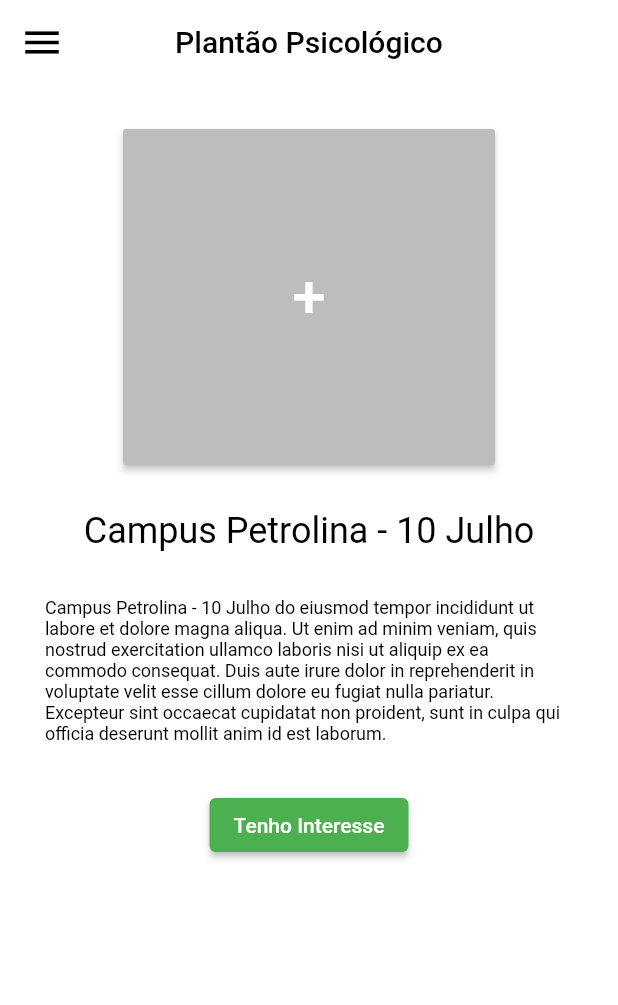
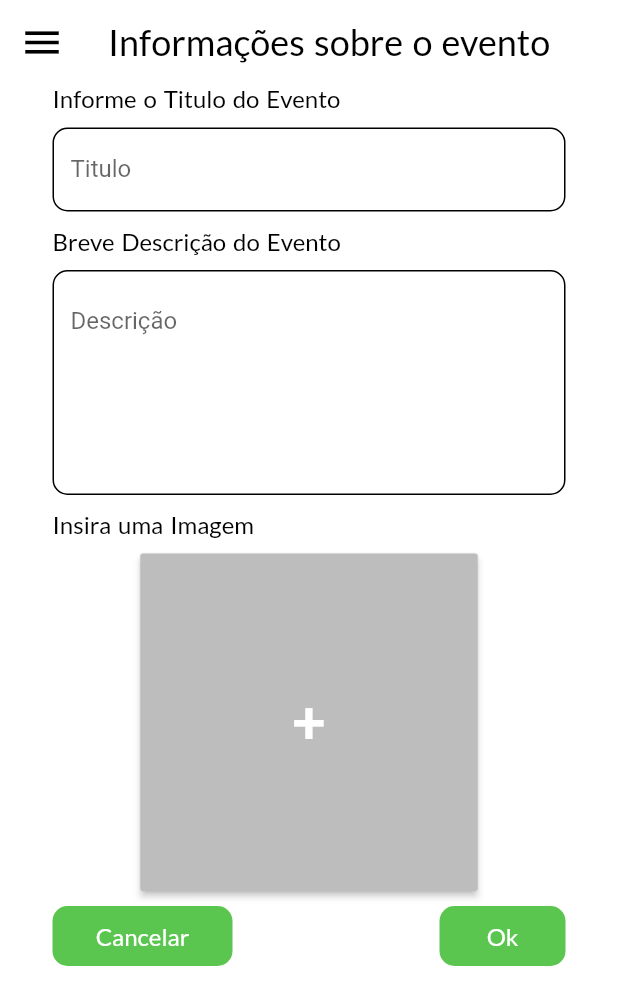
Before and after one commit to jpbrites/Nuceu-App, a Flutter app: the QuemSomos screen opened by its route, in the side drawer, after a tap on "Adicionar evento", on a phone screen of 412 x 824 dp. Shown: the top 1005 px of the screen. Run offline on Flutter 3.47's test engine with Material 2 defaults, Android fonts, the light colour scheme and no system bars; our stand-ins replace cloud_firestore, email_validator, firebase_auth, firebase_core, fluttericon, font_awesome_flutter and 2 more; accounts and stored records are empty; Roboto replaces fonts that are missing (Lato-Light, Lato-Regular, Lato-Thin); statements that could not run were skipped.

Commit message:
agora é possivel adicionar eventos pelo app

```diff
--- a/lib/main.dart
+++ b/lib/main.dart
@@ -1,12 +1,14 @@
 import 'package:firebase_core/firebase_core.dart';
 import 'package:flutter/material.dart';
 import 'package:nuceu/view/screens/create_account_screen.dart';
+import 'package:nuceu/view/screens/create_event.dart';
 import 'package:nuceu/view/screens/detalhesDoEvento.dart';
 import 'package:nuceu/view/screens/home_screen.dart';
 import 'package:nuceu/view/screens/login_screen.dart';
 import 'package:nuceu/view/screens/quem_somos.dart';
 import 'package:nuceu/view/screens/tela_inicial.dart';
 import 'package:nuceu/view/screens/videos_screen.dart';
+import 'package:flutter_localizations/flutter_localizations.dart';
 
 void main() async {
   WidgetsFlutterBinding.ensureInitialized();
@@ -32,14 +34,17 @@ class MyApp extends StatelessWidget {
         sliderTheme:
             SliderThemeData(overlayShape: SliderComponentShape.noOverlay),
       ),
+      localizationsDelegates: const [GlobalMaterialLocalizations.delegate],
+      supportedLocales: const [Locale('en'), Locale('pt')],
       routes: {
-        '/': (context) =>  TelaInicial(),
+        '/': (context) => TelaInicial(),
         '/home-screen': (context) => const HomeScreen(),
         '/login-screen': (context) => const LoginScreen(),
         '/quem-somos': (context) => const QuemSomos(),
         '/videos-screen': (context) => VideosScreen(),
         '/edit-post-screen': (context) => EditPostScreen(),
         '/create-account-screen': (context) => CreateAccount(),
+        '/create-event': (context) => CreateEvent(),
         //'/' : (context) => EditPostScreen(),
         //'/home-screen': (context) => const HomeScreen(),
       },
--- /dev/null
+++ b/lib/models/event_model.dart
@@ -0,0 +1,27 @@
+class EventModel {
+  String id;
+  String titulo;
+  String textoInformativo;
+  DateTime data;
+
+  EventModel({
+    this.id = '',
+    required this.titulo,
+    required this.textoInformativo,
+    required this.data,
+  });
+
+  Map<String, dynamic> toJson() => {
+        'id': id,
+        'titulo': titulo,
+        'textoInformativo': textoInformativo,
+        'data': data,
+      };
+
+  static EventModel parse(Map<String, dynamic> post) => EventModel(
+        id: post['id'],
+        titulo: post['titulo'],
+        textoInformativo: post['textoInformativo'],
+        data: post['data'].toDate(),
+      );
+}
--- a/lib/view/screens/create_account_screen.dart
+++ b/lib/view/screens/create_account_screen.dart
@@ -21,7 +21,7 @@ class _CreateAccountState extends State<CreateAccount> {
   @override
   Widget build(BuildContext context) {
     return Scaffold(
-      resizeToAvoidBottomInset: false,
+      //resizeToAvoidBottomInset: false,
       drawer: const NavigationDrawer(),
       backgroundColor: Colors.white,
       appBar: AppBar(
@@ -31,9 +31,11 @@ class _CreateAccountState extends State<CreateAccount> {
         backgroundColor: Colors.white,
         title: Text(
           'Cadastrar',
-              style: Themes.latoRegular(24),),
+          style: Themes.latoRegular(24),
         ),
-        body: Padding(
+      ),
+      body: SingleChildScrollView(
+        child: Padding(
           padding: const EdgeInsets.all(16.0),
           child: Column(
             crossAxisAlignment: CrossAxisAlignment.start,
@@ -44,7 +46,10 @@ class _CreateAccountState extends State<CreateAccount> {
               Row(
                 mainAxisAlignment: MainAxisAlignment.center,
                 children: [
-                Image.asset('imagens/register.png', height: 300,),
+                  Image.asset(
+                    'imagens/register.png',
+                    height: 300,
+                  ),
                 ],
               ),
               LoginTextField(
@@ -59,7 +64,10 @@ class _CreateAccountState extends State<CreateAccount> {
                   }
                 },
                 hintText: 'Email',
-              icon: const Icon(Typicons.at, size: 26,),
+                icon: const Icon(
+                  Typicons.at,
+                  size: 26,
+                ),
               ),
               SizedBox(
                 height: 30,
@@ -73,7 +81,9 @@ class _CreateAccountState extends State<CreateAccount> {
                 textColor: Colors.white,
                 google: false,
               ),
-          ],),
+            ],
+          ),
+        ),
       ),
     );
   }
@@ -88,8 +98,7 @@ class _CreateAccountState extends State<CreateAccount> {
         email: EmailController.text,
         password: '654321',
       );
-      FocusManager.instance.primaryFocus
-          ?.unfocus();
+      FocusManager.instance.primaryFocus?.unfocus();
       ScaffoldMessenger.of(context).showSnackBar(SnackBar(
         content: Text(
           'Conta criada, senha padrão: 654321',
--- /dev/null
+++ b/lib/view/screens/create_event.dart
@@ -0,0 +1,179 @@
+import 'package:cloud_firestore/cloud_firestore.dart';
+import 'package:flutter/material.dart';
+import 'package:nuceu/models/event_model.dart';
+import 'package:nuceu/themes/themes.dart';
+import 'package:nuceu/view/widgets/colored_button.dart';
+
+import '../widgets/navigation_drawer.dart';
+
+class CreateEvent extends StatefulWidget {
+  const CreateEvent({Key? key}) : super(key: key);
+
+  @override
+  State<CreateEvent> createState() => _CreateEventState();
+}
+
+class _CreateEventState extends State<CreateEvent> {
+  final titleController = TextEditingController();
+  final descriptionController = TextEditingController();
+
+  @override
+  Widget build(BuildContext context) {
+    return Scaffold(
+      drawer: const NavigationDrawer(),
+      backgroundColor: Colors.white,
+      appBar: AppBar(
+        iconTheme: const IconThemeData(color: Colors.black, size: 30),
+        backgroundColor: Colors.white,
+        elevation: 0,
+        centerTitle: true,
+        title: Text(
+          'Informações sobre o evento',
+          style: Themes.latoRegular(24),
+        ),
+      ),
+      body: Padding(
+        padding: const EdgeInsets.symmetric(horizontal: 35),
+        child: SingleChildScrollView(
+          child: Column(
+            crossAxisAlignment: CrossAxisAlignment.start,
+            children: <Widget>[
+              Text(
+                'Informe o Titulo do Evento',
+                textAlign: TextAlign.left,
+                style: Themes.latoRegular(16),
+              ),
+              Padding(
+                padding: const EdgeInsets.only(top: 10),
+                child: TextField(
+                  controller: titleController,
+                  decoration: InputDecoration(
+                    border: const OutlineInputBorder(),
+                    labelText: 'Titulo',
+                    enabledBorder: OutlineInputBorder(
+                      borderRadius: BorderRadius.circular(10),
+                    ),
+                    focusedBorder: OutlineInputBorder(
+                      borderRadius: BorderRadius.circular(10),
+                    ),
+                  ),
+                  style: TextStyle(height: 1.0),
+                ),
+              ),
+              const SizedBox(
+                height: 10,
+              ),
+              Text(
+                'Breve Descrição do Evento',
+                textAlign: TextAlign.left,
+                style: Themes.latoRegular(16),
+              ),
+              Padding(
+                padding: const EdgeInsets.only(top: 10),
+                child: SizedBox(
+                  height: 150,
+                  child: TextField(
+                    //obscureText: true,
+                    maxLines: null,
+                    expands: true,
+                    textAlignVertical: TextAlignVertical.top,
+                    decoration: InputDecoration(
+                      alignLabelWithHint: true,
+                      border: const OutlineInputBorder(),
+                      labelText: 'Descrição',
+                      enabledBorder: OutlineInputBorder(
+                        borderRadius: BorderRadius.circular(10),
+                      ),
+                      focusedBorder: OutlineInputBorder(
+                        borderRadius: BorderRadius.circular(10),
+                      ),
+                    ),
+                  ),
+                ),
+              ),
+              const SizedBox(
+                height: 10,
+              ),
+              Text(
+                'Insira uma Imagem',
+                textAlign: TextAlign.left,
+                style: Themes.latoRegular(16),
+              ),
+              Padding(
+                padding: const EdgeInsets.only(top: 10),
+                child: Row(
+                  mainAxisAlignment: MainAxisAlignment.center,
+                  children: [
+                    ButtonTheme(
+                      minWidth: 225.0,
+                      height: 225.0,
+                      child: RaisedButton(
+                        color: Colors.grey[400],
+                        onPressed: () {},
+                        child: const Text(
+                          "+",
+                          style: TextStyle(fontSize: 40.0, color: Colors.white),
+                        ),
+                      ),
+                    ),
+                  ],
+                ),
+              ),
+              const SizedBox(
+                height: 10,
+              ),
+              Row(
+                mainAxisAlignment: MainAxisAlignment.spaceBetween,
+                children: [
+                  ColoredButton(
+                    text: 'Cancelar',
+                    width: 120,
+                    ontap: () {
+                      Navigator.pop(context);
+                    },
+                  ),
+                  ColoredButton(
+                    text: 'Ok',
+                    width: 84,
+                    ontap: () async {
+                      DateTime? data = await showDatePicker(
+                        context: context,
+                        locale: const Locale('pt', 'BR'),
+                        initialDate: DateTime.now(),
+                        firstDate: DateTime.now(),
+                        lastDate: DateTime(2050),
+                      );
+                      if (data != null) {
+                        final event = EventModel(
+                          titulo: titleController.text,
+                          textoInformativo: descriptionController.text,
+                          data: data,
+                        );
+                        createEvent(event: event);
+                      }
+                    },
+                  ),
+                ],
+              ),
+            ],
+          ),
+        ),
+      ),
+    );
+  }
+
+  Future createEvent({required EventModel event}) async {
+    try {
+      await FirebaseFirestore.instance
+          .collection('eventos')
+          .add(event.toJson())
+          .then((value) async {
+        await value.update({'id': value.id});
+      });
+      Navigator.pushNamedAndRemoveUntil(
+          context, '/home-screen', (route) => false);
+    } catch (e) {
+      print(e);
+    }
+  }
+}
--- a/lib/view/screens/home_screen.dart
+++ b/lib/view/screens/home_screen.dart
@@ -145,9 +145,7 @@ class _HomeScreenState extends State<HomeScreen> {
                                   });
                                   Navigator.pop(context);
                                 },
-                                onEdit: () {
-
-                                });
+                                onEdit: () {});
                           } else {
                             //Push pra página do evento
                           }
--- a/lib/view/screens/login_screen.dart
+++ b/lib/view/screens/login_screen.dart
@@ -23,7 +23,7 @@ class _LoginScreenState extends State<LoginScreen> {
   @override
   Widget build(BuildContext context) {
     return Scaffold(
-      resizeToAvoidBottomInset: false,
+      //resizeToAvoidBottomInset: false,
       drawer: const NavigationDrawer(),
       backgroundColor: Colors.white,
       appBar: AppBar(
@@ -31,18 +31,27 @@ class _LoginScreenState extends State<LoginScreen> {
         backgroundColor: Colors.white,
         elevation: 0,
         centerTitle: true,
-        title: Text('Tela de Login', style: Themes.latoRegular(24),),
+        title: Text(
+          'Tela de Login',
+          style: Themes.latoRegular(24),
+        ),
       ),
       body: Padding(
         padding: const EdgeInsets.all(16.0),
+        child: SingleChildScrollView(
           child: Column(
             crossAxisAlignment: CrossAxisAlignment.start,
             children: [
-            SizedBox(height: 20,),
+              const SizedBox(
+                height: 20,
+              ),
               Row(
                 mainAxisAlignment: MainAxisAlignment.center,
                 children: [
-                Image.asset('imagens/login.png', height: 250,),
+                  Image.asset(
+                    'imagens/login.png',
+                    height: 250,
+                  ),
                 ],
               ),
               LoginTextField(
@@ -57,7 +66,10 @@ class _LoginScreenState extends State<LoginScreen> {
                   }
                 },
                 hintText: 'Email',
-              icon: const Icon(Typicons.at, size: 26,),
+                icon: const Icon(
+                  Typicons.at,
+                  size: 26,
+                ),
               ),
               const SizedBox(
                 height: 20,
@@ -70,7 +82,10 @@ class _LoginScreenState extends State<LoginScreen> {
                   return null;
                 },
                 hintText: 'Senha',
-              icon: const Icon(Icons.lock_outline, size: 26,),
+                icon: const Icon(
+                  Icons.lock_outline,
+                  size: 26,
+                ),
               ),
               const SizedBox(
                 height: 28,
@@ -102,7 +117,8 @@ class _LoginScreenState extends State<LoginScreen> {
                       textAlign: TextAlign.center,
                       style: Themes.latoRegular(14).copyWith(
                         shadows: const [
-                        Shadow(color: Color(0xFF348BAA), offset: Offset(0, -4))
+                          Shadow(
+                              color: Color(0xFF348BAA), offset: Offset(0, -4))
                         ],
                         decorationColor: const Color(0xFF348BAA),
                         decoration: TextDecoration.underline,
@@ -116,6 +132,7 @@ class _LoginScreenState extends State<LoginScreen> {
                 height: 30,
               ),
             ],
+          ),
         ),
       ),
     );
--- a/lib/view/screens/quem_somos.dart
+++ b/lib/view/screens/quem_somos.dart
@@ -20,9 +20,7 @@ class _QuemSomosState extends State<QuemSomos> {
       FirebaseAuth.instance.currentUser == null ? false : true;
   @override
   Widget build(BuildContext context) {
-
-    return PageView(
-      children: [
+    return PageView(children: [
       Scaffold(
         drawer: const NavigationDrawer(),
         backgroundColor: Colors.white,
@@ -46,8 +44,6 @@ class _QuemSomosState extends State<QuemSomos> {
           ),
           padding: const EdgeInsets.all(10.0),
           child: ListView(children: [
-          Stack(
-            children: [
             SizedBox(
               width: double.infinity,
               child: Padding(
@@ -60,16 +56,6 @@ class _QuemSomosState extends State<QuemSomos> {
                 ),
               ),
             ),
-              if (isLogged)
-                AddButton(
-                  ontap: () {},
-                  right: 30,
-                  top: 10,
-                )
-            ],
-          ),
-          Stack(
-            children: [
             Padding(
               //falta centralizar
               padding:
@@ -79,14 +65,6 @@ class _QuemSomosState extends State<QuemSomos> {
                 style: Themes.latoLight(20),
                 textAlign: TextAlign.justify,
               ),
-              ),
-              if (isLogged)
-                AddButton(
-                  ontap: () {},
-                  right: 30,
-                  top: 0,
-                )
-            ],
             ),
             Padding(
               padding: EdgeInsets.only(left: 0, right: 0, top: 10, bottom: 0),
@@ -102,8 +80,6 @@ class _QuemSomosState extends State<QuemSomos> {
               child: Row(
                 mainAxisAlignment: MainAxisAlignment.spaceEvenly,
                 children: <Widget>[
-                Stack(
-                  children: [
                   IconBottomCard(
                     colorCard: const Color(0xFF92E3A9),
                     icon: Icons.whatsapp,
@@ -112,16 +88,6 @@ class _QuemSomosState extends State<QuemSomos> {
                           'https://wa.me/5587991592631?text=Falae+pc+lind%C3%A3o');
                     },
                   ),
-                    if (isLogged)
-                      AddButton(
-                        ontap: () {},
-                        right: 0,
-                        top: 10,
-                      ) //Definir a função ----------------
-                  ],
-                ),
-                Stack(
-                  children: [
                   IconBottomCard(
                     colorCard: const Color(0xFFF99C66),
                     icon: Icons.phone,
@@ -129,16 +95,6 @@ class _QuemSomosState extends State<QuemSomos> {
                       launchNuceuPhone();
                     },
                   ),
-                    if (isLogged)
-                      AddButton(
-                        ontap: () {},
-                        right: 0,
-                        top: 10,
-                      ) //Definir a função ----------------
-                  ],
-                ),
-                Stack(
-                  children: [
                   IconBottomCard(
                     colorCard: const Color(0xFF82BCD7),
                     icon: FontAwesomeIcons.instagram,
@@ -146,20 +102,11 @@ class _QuemSomosState extends State<QuemSomos> {
                       launchExternalWebsite(
                           'https://www.instagram.com/nuceu_univasf/');
                     },
-                    ),
-                    if (isLogged)
-                      AddButton(
-                        ontap: () {},
-                        right: 0,
-                        top: 10,
-                      ) //Definir a função ----------------
-                  ],
                   )
                 ],
               ),
             ),
-        ]
-        ),
+          ]),
         ),
         extendBody: true,
         bottomNavigationBar: Padding(
@@ -182,9 +129,7 @@ class _QuemSomosState extends State<QuemSomos> {
                     radius: 7,
                     backgroundColor: Color(0xFFD9D9D9),
                   ),
-          ]
-            )
-          ),
+                ])),
       ),
 
       //A OUTRA PÁGINAAAAAAAAAAAAAAAAAAAAAAAAAAAAAAAA
@@ -210,8 +155,7 @@ class _QuemSomosState extends State<QuemSomos> {
             bottom: 22,
           ),
           padding: const EdgeInsets.all(10.0),
-        child: ListView(
-          children: [
+          child: ListView(children: [
             Column(children: [
               Padding(
                 padding: EdgeInsets.only(left: 7, right: 20, top: 0, bottom: 0),
@@ -219,7 +163,6 @@ class _QuemSomosState extends State<QuemSomos> {
                   'imagens/onde_estamos.png',
                   width: 223.0,
                   height: 221.0,
-
                 ),
               ),
               Padding(
@@ -235,16 +178,15 @@ class _QuemSomosState extends State<QuemSomos> {
                     const EdgeInsets.only(left: 0, right: 0, top: 0, bottom: 0),
                 child: Row(children: <Widget>[
                   Padding(
-              padding: EdgeInsets.only(left: 10, right: 0, top: 10, bottom: 0),
+                    padding:
+                        EdgeInsets.only(left: 10, right: 0, top: 10, bottom: 0),
                     child: Text(
                       "Visite nosso endereço: ",
                       style: Themes.latoRegular(24),
                     ),
                   ),
-
                   GestureDetector(
-                  child:
-                    Padding(
+                    child: Padding(
                       padding: const EdgeInsets.only(
                           left: 30, right: 10, top: 20, bottom: 0),
                       child: Container(
@@ -253,28 +195,23 @@ class _QuemSomosState extends State<QuemSomos> {
                         decoration: BoxDecoration(
                           color: const Color(0xFF92E3A9),
                           borderRadius: BorderRadius.circular(10),
-
                         ),
                         child: Center(
                           child: Icon(
                             FontAwesome5.map_marker_alt,
                             color: Color(0xFF263238),
                             size: 24,
-
                           ),
                         ),
-
                       ),
-
                     ),
                     onTap: () {
-                launchExternalWebsite('https://goo.gl/maps/QgKb8rHiKJUsLi4eA');
+                      launchExternalWebsite(
+                          'https://goo.gl/maps/QgKb8rHiKJUsLi4eA');
                     },
                   ),
-              ]
+                ]),
               ),
-            ),
-
               Padding(
                 padding: EdgeInsets.all(10.0),
                 child: Text(
@@ -283,11 +220,8 @@ class _QuemSomosState extends State<QuemSomos> {
                   textAlign: TextAlign.justify,
                 ),
               ),
-            ]
-            ),
-          ]
-
-        ),
+            ]),
+          ]),
         ),
         extendBody: true,
         bottomNavigationBar: Padding(
@@ -310,13 +244,9 @@ class _QuemSomosState extends State<QuemSomos> {
                     radius: 7,
                     backgroundColor: Color(0xFFD9D9D9),
                   )
-              ]
-            )
+                ])),
       ),
-    ),
-      ]
-
-    );
+    ]);
   }
 
   void launchExternalWebsite(String url) async {
--- /dev/null
+++ b/lib/view/widgets/colored_button.dart
@@ -0,0 +1,35 @@
+import 'package:flutter/src/foundation/key.dart';
+import 'package:flutter/src/widgets/framework.dart';
+
+import 'package:flutter/material.dart';
+import 'package:nuceu/themes/themes.dart';
+
+class ColoredButton extends StatelessWidget {
+  const ColoredButton(
+      {Key? key, required this.text, required this.width, this.ontap})
+      : super(key: key);
+  final String text;
+  final double width;
+  final Function()? ontap;
+
+  @override
+  Widget build(BuildContext context) {
+    return InkWell(
+      onTap: ontap,
+      child: Container(
+        height: 40,
+        width: width,
+        decoration: BoxDecoration(
+          borderRadius: BorderRadius.circular(10),
+          color: const Color(0xFF5AC64F),
+        ),
+        child: Center(
+          child: Text(
+            text,
+            style: Themes.latoRegular(16).copyWith(color: Colors.white),
+          ),
+        ),
+      ),
+    );
+  }
+}
--- a/lib/view/widgets/navigation_drawer.dart
+++ b/lib/view/widgets/navigation_drawer.dart
@@ -66,14 +66,12 @@ class _NavigationDrawerState extends State<NavigationDrawer> {
                   ),
                   onTap: () {
                     Navigator.pop(context);
-                    Navigator.pushNamed(context, '/edit-post-screen');
+                    Navigator.pushNamed(context, '/create-event');
                   },
                 ),
               if (isLogged)
                 ListTile(
-                  leading: const Icon(
-                    Icons.person_add
-                  ),
+                  leading: const Icon(Icons.person_add),
                   title: Text(
                     'Criar uma conta',
                     style: Themes.latoLight(17),
@@ -81,7 +79,7 @@ class _NavigationDrawerState extends State<NavigationDrawer> {
                   onTap: () {
                     Navigator.pushNamed(context, '/create-account-screen');
                   },
-              ),
+                ),
               if (isLogged)
                 ListTile(
                   leading: const Icon(
--- a/pubspec.yaml
+++ b/pubspec.yaml
@@ -45,6 +45,9 @@ dependencies:
   # The following adds the Cupertino Icons font to your application.
   # Use with the CupertinoIcons class for iOS style icons.
   cupertino_icons: ^1.0.5
+  flutter_localizations:
+    sdk: flutter
+  localization: ^2.1.0
 
 dev_dependencies:
   flutter_test:
```
Also changed, not shown: pubspec.lock. Lines whose indentation alone changed are shown as unchanged.
